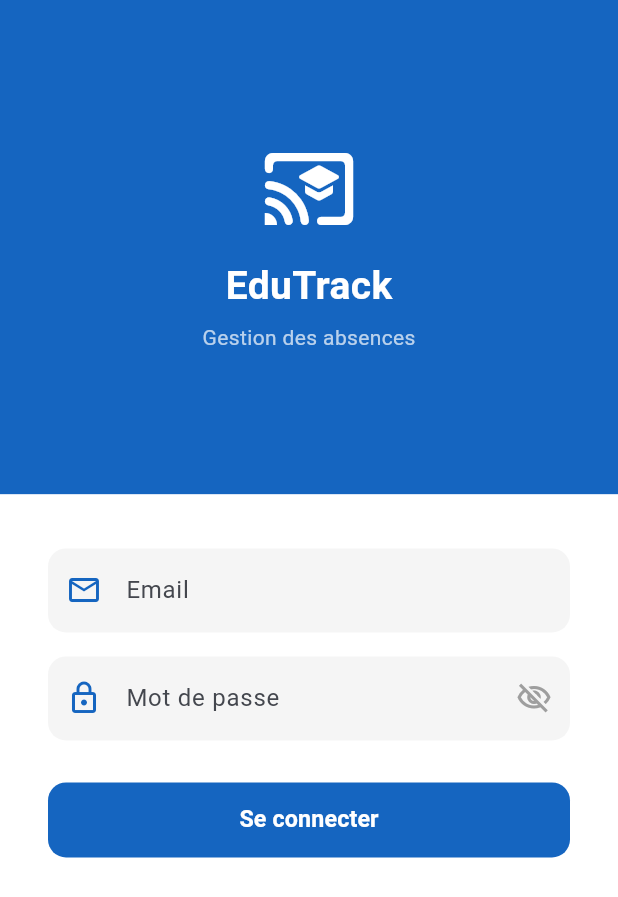
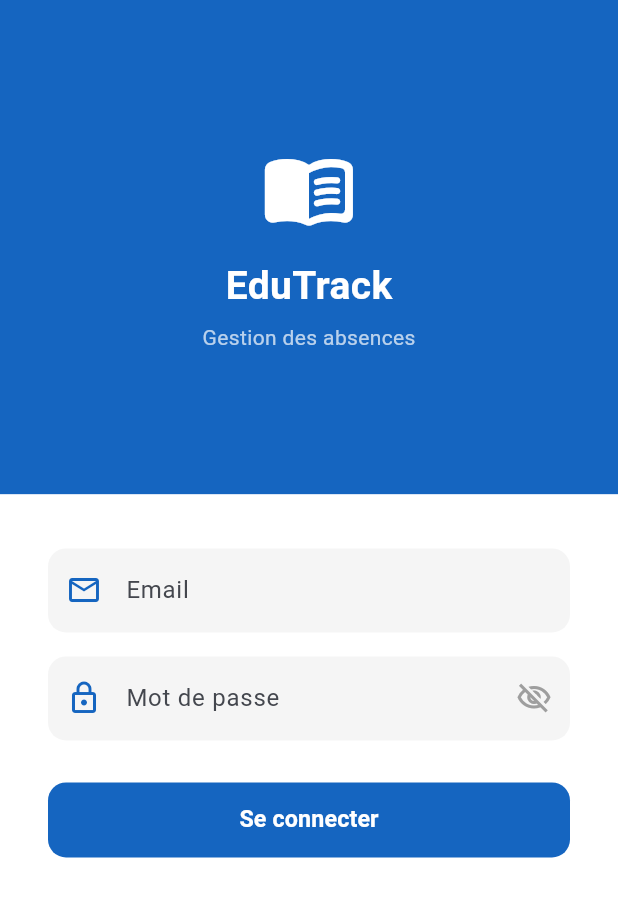
Before and after one commit to AymenJeddou/Gestion-Absence-Flutter-App, a Flutter app: the screen it shows after launch, on a phone screen of 412 x 824 dp. Shown: the top 897 px of the screen. Run offline on Flutter 3.47's test engine with Material 3 defaults, Android fonts, the phone set to English and light mode, and no system bars; our stand-ins replace shared_preferences.

Commit message:
Restore menu book login icon

```diff
--- a/frontend/lib/screens/login_screen.dart
+++ b/frontend/lib/screens/login_screen.dart
@@ -100,11 +100,7 @@ class _LoginScreenState extends State<LoginScreen> {
               child: const Column(
                 mainAxisAlignment: MainAxisAlignment.center,
                 children: [
-                  Icon(
-                    Icons.cast_for_education_rounded,
-                    size: 64,
-                    color: Colors.white,
-                  ),
+                  Icon(Icons.menu_book_rounded, size: 64, color: Colors.white),
                   SizedBox(height: 14),
                   Text(
                     'EduTrack',
```
